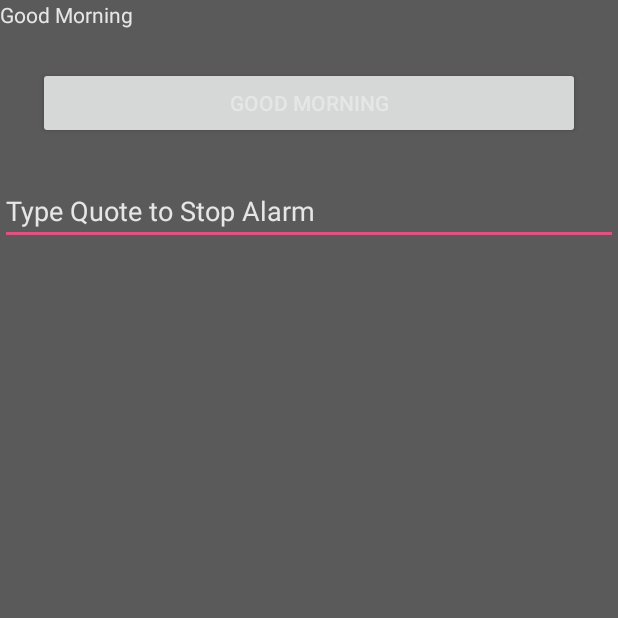
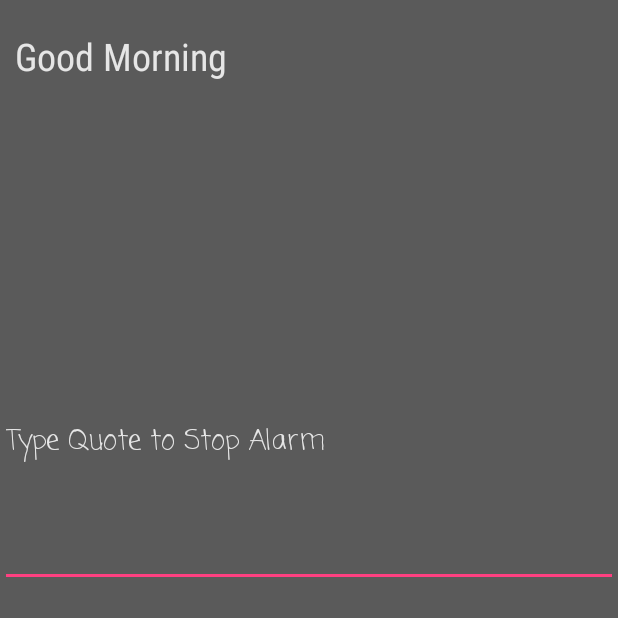
Before and after one commit to VRaj23/QuotesAlarm, an Android app: the AlarmActivity screen opened directly, with no data from a screen before it, on a phone screen of 412 x 824 dp, the top half of it. Run offline under Robolectric (Android 15) with nearby library versions, the light colour scheme and no system bars.

Commit message:
UI changes to AlarmActivity

```diff
--- a/app/src/main/java/varadraj/quotesalarm/AlarmActivity.java
+++ b/app/src/main/java/varadraj/quotesalarm/AlarmActivity.java
@@ -5,6 +5,7 @@ import android.os.Bundle;
 import android.os.Handler;
 import android.support.annotation.Nullable;
 import android.text.Editable;
+import android.text.InputType;
 import android.text.TextWatcher;
 import android.view.View;
 import android.widget.Button;
@@ -16,10 +17,9 @@ import android.widget.Toast;
  * Created by varad on 6/7/17.
  */
 
-public class AlarmActivity extends Activity implements View.OnClickListener {
+public class AlarmActivity extends Activity{
 
     private TextView tv_quote;
-    private Button bt_check_quote_and_stop_alarm;
     private EditText et_quote;
     private final long delay = 1000;
     private long lastEditTime = 0;
@@ -34,10 +34,6 @@ public class AlarmActivity extends Activity implements View.OnClickListener {
         tv_quote = (TextView)findViewById(R.id.tv_quote);
         tv_quote.setText(this.getText(R.string.good_morning));
 
-        bt_check_quote_and_stop_alarm  = (Button)findViewById(R.id.bt_check_quote_and_stop_alarm);
-        setButtonText(this.getString(R.string.good_morning)); //TODO browse add quotes
-        bt_check_quote_and_stop_alarm.setOnClickListener(this);
-
         handler = new Handler();
         noTypingChecker = new Runnable() {
             @Override
@@ -49,6 +45,8 @@ public class AlarmActivity extends Activity implements View.OnClickListener {
         };
 
         et_quote = (EditText)findViewById(R.id.et_type_quote);
+        et_quote.setLongClickable(false);
+        et_quote.setInputType(InputType.TYPE_TEXT_FLAG_NO_SUGGESTIONS);
         et_quote.addTextChangedListener(new TextWatcher() {
             @Override
             public void beforeTextChanged(CharSequence charSequence, int i, int i1, int i2) {
@@ -59,6 +57,9 @@ public class AlarmActivity extends Activity implements View.OnClickListener {
             public void onTextChanged(CharSequence charSequence, int i, int i1, int i2) {
                 AlarmTone.getDefaultInstance().pauseAlarmTone();
                 handler.removeCallbacks(noTypingChecker);
+                if (et_quote.getText().toString().trim().toLowerCase().equals(getQuoteText())){
+                    stopAlarm();
+                }
 
             }
 
@@ -72,31 +73,16 @@ public class AlarmActivity extends Activity implements View.OnClickListener {
         });
     }
 
+    private void stopAlarm(){
+        AlarmTone.getDefaultInstance().stopAlarmTone();
+        Toast.makeText(this, "Alarm Stopped", Toast.LENGTH_SHORT).show();
+        finish();
+    }
 
     String getQuoteText(){
         return tv_quote.getText().toString().trim().toLowerCase();
     }
 
-    void setButtonText(String buttonText){
-        bt_check_quote_and_stop_alarm.setText(buttonText);
-    }
-
-    @Override
-    public void onClick(View view) {
-        switch (view.getId()){
-            case R.id.bt_check_quote_and_stop_alarm:{
-                if (et_quote.getText().toString().trim().toLowerCase().equals(getQuoteText())) {
-                    AlarmTone.getDefaultInstance().stopAlarmTone();
-                    Toast.makeText(this, "Alarm Stopped", Toast.LENGTH_SHORT).show();
-                }
-                 else{
-                        Toast.makeText(this,"Please type correct Quote.",Toast.LENGTH_SHORT).show();
-                    }
-                break;
-            }
-        }
-
-    }
 }
 
 //TODO dark theme
--- a/app/src/main/java/varadraj/quotesalarm/MainActivity.java
+++ b/app/src/main/java/varadraj/quotesalarm/MainActivity.java
@@ -60,7 +60,7 @@ public class MainActivity extends AppCompatActivity implements View.OnClickListe
     public void onClick(View view) {
         switch (view.getId()){
             case R.id.bt_setalarm:{
-                setAlarm(5); //TODO Date Time Picker
+                setAlarm(5);
                 break;
             }
             case R.id.bt_launchTimePicker:{
--- a/app/src/main/res/layout/activity_alarmactivity.xml
+++ b/app/src/main/res/layout/activity_alarmactivity.xml
@@ -1,25 +1,29 @@
 <?xml version="1.0" encoding="utf-8"?>
 <LinearLayout xmlns:android="http://schemas.android.com/apk/res/android"
-    android:orientation="vertical" android:layout_width="match_parent"
+    android:orientation="vertical"
+    android:weightSum="10"
+    android:layout_width="match_parent"
     android:layout_height="match_parent"
     android:background="@color/darkBackgroundColor">
 
     <TextView
         android:id="@+id/tv_quote"
+        android:text="@string/good_morning"
+        android:textSize="25sp"
+        android:fontFamily="sans-serif-condensed"
         android:layout_width="match_parent"
         android:layout_height="wrap_content"
+        android:layout_weight="2"
+        android:layout_marginTop="20dp"
+        android:layout_marginLeft="10dp"
+        android:layout_marginRight="10dp"
         android:textColor="@color/lightTextColor"/>
 
-    <Button
-        android:id="@+id/bt_check_quote_and_stop_alarm"
-        android:layout_width="match_parent"
-        android:layout_height="wrap_content"
-        android:layout_margin="25dp"
-        android:textColor="@color/lightTextColor"
-        />
 
     <EditText
         android:id="@+id/et_type_quote"
+        android:fontFamily="casual"
+        android:layout_weight="2"
         android:layout_width="match_parent"
         android:layout_height="wrap_content"
         android:hint="@string/type_quote"
```
